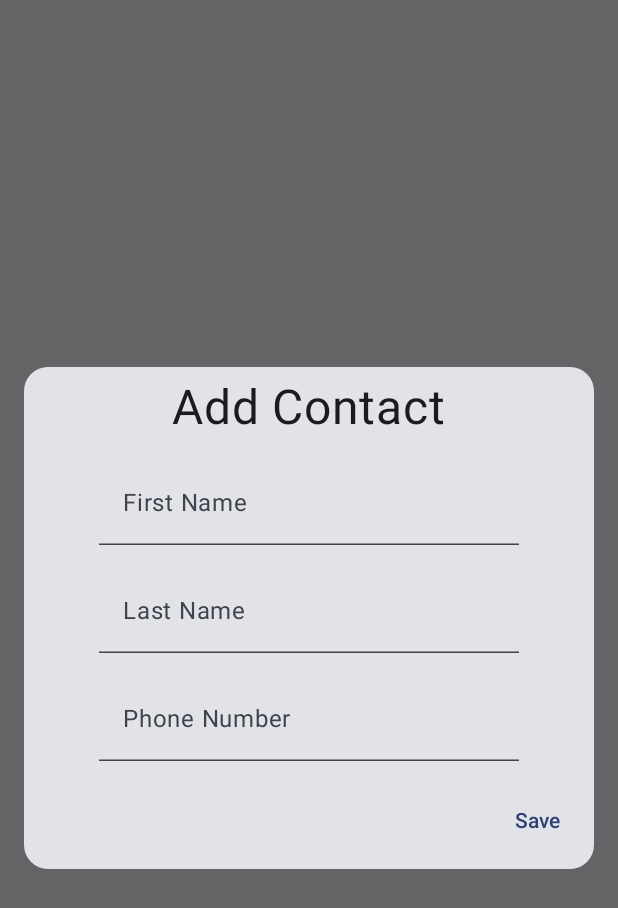
After one commit to PAVLOV-Comp-350/Data-Persistence-Tests, an Android app built with Jetpack Compose: the composable AddContactDialog shown on its own in the app's theme, on a phone screen of 412 x 824 dp. The commit adds this screen. Shown: the top 908 px of the screen. Run offline under Robolectric (Android 15) with nearby library versions, the phone set to English and light mode, and no system bars.

Commit message:
Finished Proof of concept
Signed-off-by: RcCreeperTech <devinprothero@gmail.com>

```diff
--- a/app/build.gradle.kts
+++ b/app/build.gradle.kts
@@ -2,6 +2,7 @@ plugins {
     alias(libs.plugins.android.application)
     alias(libs.plugins.kotlin.android)
     alias(libs.plugins.kotlin.compose)
+    id("com.google.devtools.ksp")
 }
 
 android {
@@ -40,6 +41,9 @@ android {
 }
 
 dependencies {
+    implementation(libs.androidx.room.runtime)
+    implementation(libs.androidx.room.ktx)
+    ksp(libs.androidx.room.compiler)
 
     implementation(libs.androidx.core.ktx)
     implementation(libs.androidx.lifecycle.runtime.ktx)
--- /dev/null
+++ b/app/src/main/java/com/example/dpt/AddContactDialog.kt
@@ -0,0 +1,96 @@
+package com.example.dpt
+
+import androidx.compose.foundation.layout.Arrangement
+import androidx.compose.foundation.layout.Column
+import androidx.compose.foundation.layout.IntrinsicSize
+import androidx.compose.foundation.layout.Row
+import androidx.compose.foundation.layout.fillMaxSize
+import androidx.compose.foundation.layout.fillMaxWidth
+import androidx.compose.foundation.layout.height
+import androidx.compose.foundation.layout.padding
+import androidx.compose.foundation.shape.RoundedCornerShape
+import androidx.compose.material3.Card
+import androidx.compose.material3.Text
+import androidx.compose.material3.TextButton
+import androidx.compose.material3.TextField
+import androidx.compose.runtime.Composable
+import androidx.compose.ui.Alignment
+import androidx.compose.ui.Modifier
+import androidx.compose.ui.unit.dp
+import androidx.compose.ui.unit.sp
+import androidx.compose.ui.window.Dialog
+
+@Composable
+fun AddContactDialog(
+    state: ContactState,
+    onEvent: (ContactEvent) -> Unit,
+    modifier: Modifier = Modifier,
+) {
+    Dialog(
+        onDismissRequest = {
+            onEvent(ContactEvent.HideDialog)
+        },
+    ) {
+        Card(
+            modifier = Modifier
+                .fillMaxWidth()
+                .height(IntrinsicSize.Min)
+                .padding(16.dp),
+            shape = RoundedCornerShape(16.dp),
+        ) {
+            Column(
+                modifier = Modifier.fillMaxSize(),
+                verticalArrangement = Arrangement.Center,
+                horizontalAlignment = Alignment.CenterHorizontally,
+            ) {
+                Text(
+                    text = "Add Contact",
+                    fontSize = 32.sp,
+                    modifier = Modifier.padding(8.dp),
+                )
+                TextField(
+                    value = state.firstName,
+                    modifier = Modifier.padding(8.dp),
+                    onValueChange = {
+                        onEvent(ContactEvent.SetFirstName(it))
+                    },
+                    placeholder = {
+                        Text(text = "First Name")
+                    }
+                )
+                TextField(
+                    value = state.lastName,
+                    modifier = Modifier.padding(8.dp),
+                    onValueChange = {
+                        onEvent(ContactEvent.SetLastName(it))
+                    },
+                    placeholder = {
+                        Text(text = "Last Name")
+                    }
+                )
+                TextField(
+                    value = state.phoneNumber,
+                    modifier = Modifier.padding(8.dp),
+                    onValueChange = {
+                        onEvent(ContactEvent.SetPhoneNumber(it))
+                    },
+                    placeholder = {
+                        Text(text = "Phone Number")
+                    }
+                )
+                Row(
+                    modifier = Modifier.fillMaxWidth(),
+                    horizontalArrangement = Arrangement.End,
+                ) {
+                    TextButton(
+                        onClick = { onEvent(ContactEvent.SaveContact) },
+                        modifier = Modifier.padding(8.dp),
+                    ) {
+                        Text("Save")
+                    }
+
+                }
+            }
+        }
+    }
+}
--- /dev/null
+++ b/app/src/main/java/com/example/dpt/ContactState.kt
@@ -0,0 +1,10 @@
+package com.example.dpt
+
+data class ContactState(
+    val contactList: List<Contact> = emptyList(),
+    val firstName: String = "",
+    val lastName: String = "",
+    val phoneNumber: String = "",
+    val isAddingConact: Boolean = false,
+    val sortType: SortType = SortType.FIRST_NAME
+)
--- a/build.gradle.kts
+++ b/build.gradle.kts
@@ -3,4 +3,5 @@ plugins {
     alias(libs.plugins.android.application) apply false
     alias(libs.plugins.kotlin.android) apply false
     alias(libs.plugins.kotlin.compose) apply false
+    id("com.google.devtools.ksp") version "2.0.21-1.0.27" apply false
 }
--- a/gradle/libs.versions.toml
+++ b/gradle/libs.versions.toml
@@ -8,9 +8,13 @@ espressoCore = "3.6.1"
 lifecycleRuntimeKtx = "2.8.7"
 activityCompose = "1.10.0"
 composeBom = "2024.04.01"
+roomVersion = "2.6.1"
 
 [libraries]
 androidx-core-ktx = { group = "androidx.core", name = "core-ktx", version.ref = "coreKtx" }
+androidx-room-compiler = { module = "androidx.room:room-compiler", version.ref = "roomVersion" }
+androidx-room-ktx = { module = "androidx.room:room-ktx", version.ref = "roomVersion" }
+androidx-room-runtime = { module = "androidx.room:room-runtime", version.ref = "roomVersion" }
 junit = { group = "junit", name = "junit", version.ref = "junit" }
 androidx-junit = { group = "androidx.test.ext", name = "junit", version.ref = "junitVersion" }
 androidx-espresso-core = { group = "androidx.test.espresso", name = "espresso-core", version.ref = "espressoCore" }
```
Also changed, not shown: app/src/main/java/com/example/dpt/Contact.kt (added, +13 -0 lines), app/src/main/java/com/example/dpt/ContactDao.kt (added, +25 -0 lines), app/src/main/java/com/example/dpt/ContactDatabase.kt (added, +12 -0 lines), app/src/main/java/com/example/dpt/ContactEvent.kt (added, +15 -0 lines), app/src/main/java/com/example/dpt/ContactScreen.kt (added, +114 -0 lines), app/src/main/java/com/example/dpt/ContactViewModel.kt (added, +114 -0 lines), app/src/main/java/com/example/dpt/MainActivity.kt (+26 -29 lines), app/src/main/java/com/example/dpt/SortType.kt (added, +7 -0 lines).
